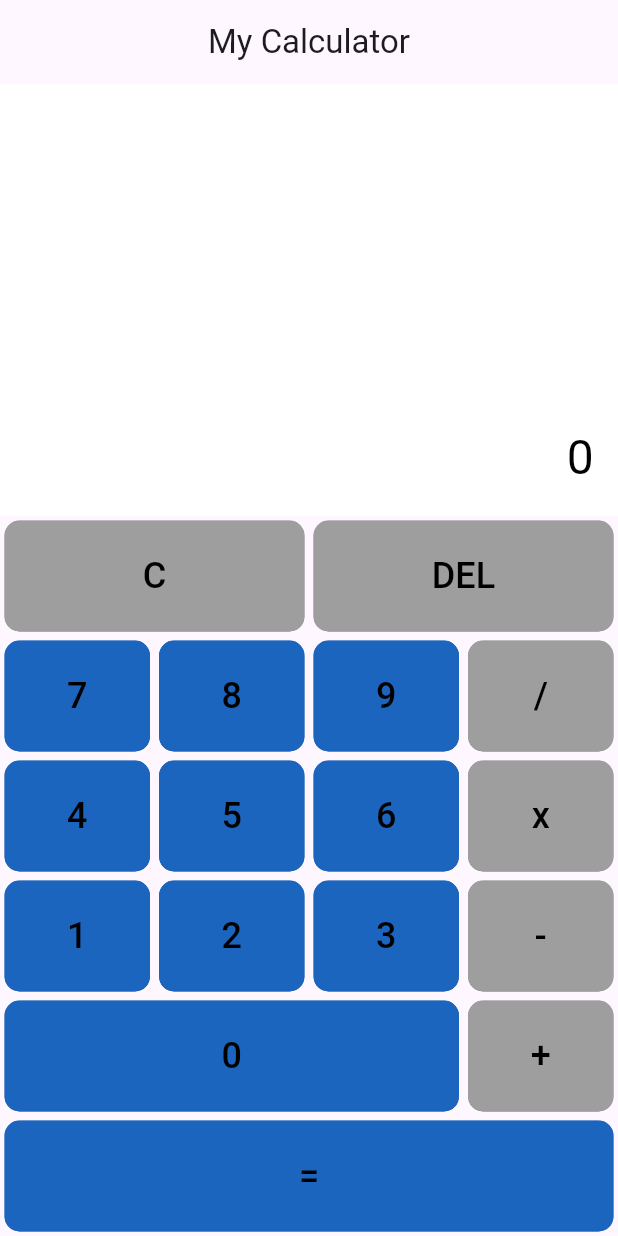
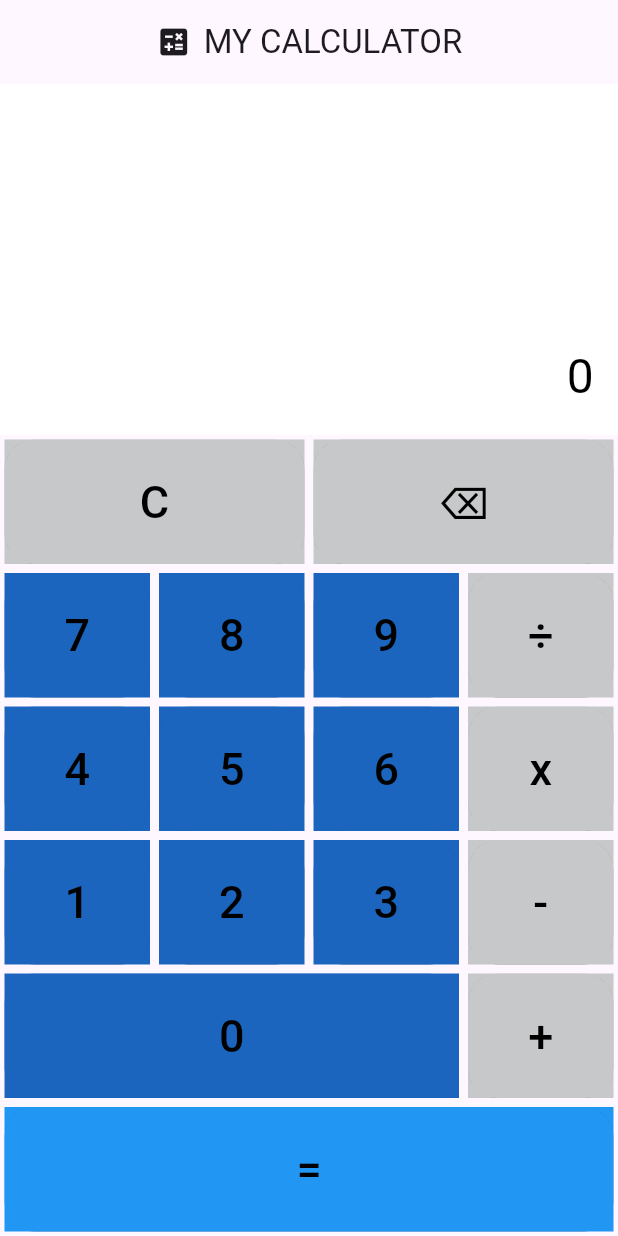
Before and after one commit to Feeldown/midterm_640710719, a Flutter app: the screen it shows after launch, on a phone screen of 412 x 824 dp. Run offline on Flutter 3.47's test engine with Material 3 defaults, Android fonts, the phone set to English and light mode, and no system bars.

Commit message:
Update main.dart

```diff
--- a/lib/main.dart
+++ b/lib/main.dart
@@ -45,9 +45,18 @@
   Widget build(BuildContext context) {
     return Scaffold(
       appBar: AppBar(
-        title: Text('My Calculator'),
+        title: Row(
+          mainAxisAlignment: MainAxisAlignment.center,
+          children: [
+            Icon(Icons.calculate),  // เพิ่มไอคอนเครื่องคิดเลข
+            SizedBox(width: 8.0),
+            Text('MY CALCULATOR'),
+          ],
+        ),
         centerTitle: true,
+
       ),
+
       body: Column(
         children: [
           Expanded(
@@ -66,8 +75,8 @@
           ),
           Row(
             children: [
-              buildButton('C', Colors.grey),
-              buildButton('DEL', Colors.grey),
+              buildButton('C', Color.fromARGB(255, 199, 200, 201)),
+              buildButton('⌫', Color.fromARGB(255, 199, 200, 201)),
             ],
           ),
           Row(
@@ -75,7 +84,7 @@
               buildButton('7', buttonColor),
               buildButton('8', buttonColor),
               buildButton('9', buttonColor),
-              buildButton('/', Colors.grey),
+              buildButton('÷', Color.fromARGB(255, 199, 200, 201)),
             ],
           ),
           Row(
@@ -83,7 +92,7 @@
               buildButton('4', buttonColor),
               buildButton('5', buttonColor),
               buildButton('6', buttonColor),
-              buildButton('x', Colors.grey),
+              buildButton('x', Color.fromARGB(255, 199, 200, 201)),
             ],
           ),
           Row(
@@ -91,19 +100,19 @@
               buildButton('1', buttonColor),
               buildButton('2', buttonColor),
               buildButton('3', buttonColor),
-              buildButton('-', Colors.grey),
+              buildButton('-', Color.fromARGB(255, 199, 200, 201)),
             ],
           ),
           Row(
             children: [
               // ปรับ flex ของปุ่ม 0 เพื่อให้มีขนาดใหญ่ขึ้น
               buildButton('0', buttonColor, flex: 3),
-              buildButton('+', Colors.grey),
+              buildButton('+', Color.fromARGB(255, 199, 200, 201)),
             ],
           ),
           Row(
             children: [
-              buildButton('=', buttonColor, flex: 4),  // ปรับ flex ของปุ่ม = เพื่อให้มีขนาดใหญ่ขึ้น
+              buildButton('=', Colors.blue, flex: 4),  // ปรับ flex ของปุ่ม = เพื่อให้มีขนาดใหญ่ขึ้น
             ],
           ),
         ],
@@ -118,10 +127,10 @@
         margin: EdgeInsets.all(3.0),
         decoration: BoxDecoration(
           color: color,
-          borderRadius: BorderRadius.circular(10.0),
+          borderRadius: BorderRadius.circular(0.0),
         ),
         child: ClipRRect(
-          borderRadius: BorderRadius.circular(10.0),
+          borderRadius: BorderRadius.circular(20.0),
           child: ElevatedButton(
             onPressed: () => onButtonPressed(text),
             style: ElevatedButton.styleFrom(
@@ -134,7 +143,7 @@
             child: Text(
               text,
               style: TextStyle(
-                fontSize: 24.0,
+                fontSize: 30.0,
                 color: Colors.black,
               ),
             ),
@@ -149,7 +158,7 @@
     setState(() {
       if (buttonText == 'C' || buttonText == '=') {
         displayText = '0';
-      } else if (buttonText == 'DEL') {
+      } else if (buttonText == '⌫') {
         if (displayText.length > 1) {
           displayText = displayText.substring(0, displayText.length - 1);
         } else {
```
